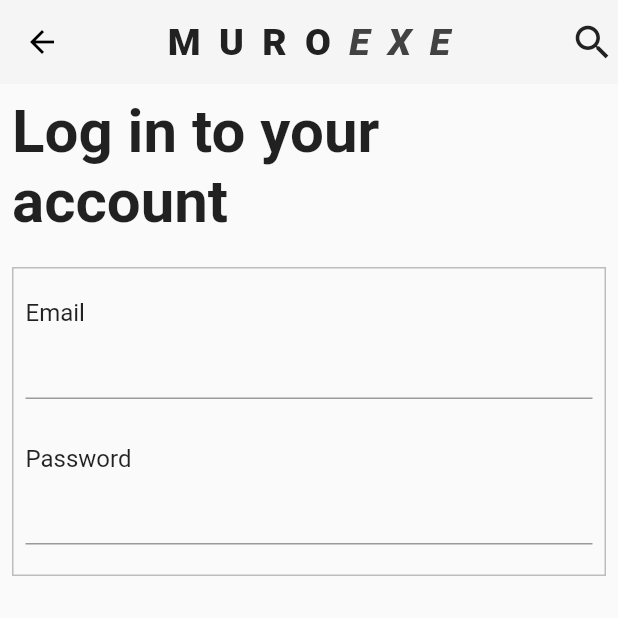
After one commit to edokichuks/Elva-mobiletraining_Chuks, a Flutter app: the SignInView screen opened directly, on a phone screen of 412 x 824 dp, the top half of it. The commit adds this screen. Run offline on Flutter 3.47's test engine with Material 2 defaults, Android fonts, the phone set to English and light mode, and no system bars; our stand-ins replace get_it, injectable, stacked; network calls fail.

Commit message:
sign in screen in progress

```diff
--- a/lib/main.dart
+++ b/lib/main.dart
@@ -3,6 +3,7 @@ import 'package:flutter/material.dart';
 import 'src/app/locator.dart';
 import 'src/ui/home_screen/home_screen_view.dart';
 import 'src/ui/home_screen/test_multiple_view.dart';
+import 'src/ui/sign_in_screen/sign_in_view.dart';
 import 'src/ui/splash_screen/splash_screen_view.dart';
 
 void main() async {
--- a/lib/src/services/api_services/api_servcies.dart
+++ b/lib/src/services/api_services/api_servcies.dart
@@ -46,7 +46,7 @@ class ApiServices {
 
     if (res.statusCode == 200) {
       List<Product> data = List<Product>.from(
-          json.decode(res.body).map((x) => Product.fromJson(x)));
+          json.decode(res.body).map((x) => Product.fromJson(x))).toList();
       //Product.fromJson(json.decode(res.body as List)).;
       return data;
     } else {
--- a/lib/src/ui/home_screen/home_screen_view.dart
+++ b/lib/src/ui/home_screen/home_screen_view.dart
@@ -11,7 +11,9 @@ class HomeScreenView extends StatelessWidget {
     return ViewModelBuilder<HomeScreenViewModel>.reactive(
         viewModelBuilder: () => HomeScreenViewModel(),
         disposeViewModel: false,
-        onModelReady: (model) => model.singleProduct(),
+        onModelReady: (model) => model.limitedProducts(),
+
+        ///This line does not mean
         initialiseSpecialViewModelsOnce: true,
         builder: (context, model, child) {
           return Scaffold(
@@ -148,7 +150,7 @@ class HomeScreenView extends StatelessWidget {
                                       mainAxisExtent: 400 //360,
                                       ),
                               itemBuilder: (_, index) =>
-                                  const Text('test trial') //FutureProduct(),
+                                  Text('test trial') //FutureProduct(),
                               ),
 
                   // if(model.hasError){
--- a/lib/src/ui/home_screen/home_screen_viewmodel.dart
+++ b/lib/src/ui/home_screen/home_screen_viewmodel.dart
@@ -15,6 +15,10 @@ class HomeScreenViewModel extends FutureViewModel {
   String networkErrorText = 'Check your network connections';
 
   Product? _product;
+  List<Product>? _limitedProductData;
+
+  List<Product>? get limitedProductData => _limitedProductData;
+
   Product? get product => _product;
 
   Future singleProduct() async {
@@ -22,9 +26,16 @@ class HomeScreenViewModel extends FutureViewModel {
     final Product result = await apiServices.singleProduct();
 
     _product = result;
-    var timeOut = await runBusyFuture(requestTimeOut());
+    // var timeOut = await runBusyFuture(requestTimeOut());
 
     //  setBusy(false);
+  }
+
+  Future<List<Product>> limitedProducts() async {
+    final List<Product> limited = await apiServices.limitedProduct();
+
+    _limitedProductData = limited;
+    return _limitedProductData as List<Product>;
   }
 
   Future requestTimeOut() async {
@@ -36,5 +47,6 @@ class HomeScreenViewModel extends FutureViewModel {
   @override
   Future futureToRun() {
     return singleProduct();
+    // return limitedProducts();
   }
 }
--- /dev/null
+++ b/lib/src/ui/sign_in_screen/sign_in_view.dart
@@ -0,0 +1,122 @@
+import 'package:flutter/cupertino.dart';
+import 'package:flutter/material.dart';
+import 'package:muroexe_store/src/ui/sign_in_screen/sign_in_viewmodel.dart';
+import 'package:stacked/stacked.dart';
+
+class SignInView extends StatelessWidget {
+  const SignInView({Key? key}) : super(key: key);
+
+  @override
+  Widget build(BuildContext context) {
+    return ViewModelBuilder<SignInViewModel>.reactive(
+      viewModelBuilder: () => SignInViewModel(),
+      builder: (context, model, child) => Scaffold(
+        backgroundColor: Colors.grey.shade50, //Muroexe.mainColor,
+
+        appBar: AppBar(
+          elevation: 0,
+          backgroundColor: Colors.grey.shade100,
+          actions: [
+            IconButton(
+              onPressed: () {},
+              icon: Icon(
+                Icons.search,
+                size: 30,
+                color: Colors.grey.shade900,
+              ),
+              visualDensity: VisualDensity.compact,
+            ),
+          ],
+          title: RichText(
+            overflow: TextOverflow.fade,
+            text: TextSpan(
+                text: 'M U R O ',
+                style: TextStyle(
+                    fontSize: 25,
+                    overflow: TextOverflow.fade,
+                    fontWeight: FontWeight.w900,
+                    color: Colors.grey.shade900,
+                    letterSpacing: 3.0),
+                children: [
+                  TextSpan(
+                    text: 'E X E',
+                    style: TextStyle(
+                        overflow: TextOverflow.fade,
+                        color: Colors.grey.shade800,
+                        fontStyle: FontStyle.italic,
+                        letterSpacing: 3),
+                  ),
+                ]),
+          ),
+          centerTitle: true,
+        ),
+        body: Padding(
+          padding: const EdgeInsets.all(8.0),
+          child: SingleChildScrollView(
+            child: Column(
+              children: [
+                Text(
+                  model.title,
+                  style: const TextStyle(
+                      fontSize: 40, fontWeight: FontWeight.bold),
+                ),
+                Container(
+                  decoration: BoxDecoration(
+                    border: Border.all(
+                      color: Colors.grey.shade400,
+                    ),
+                  ),
+                  margin: const EdgeInsets.symmetric(vertical: 20),
+                  padding:
+                      const EdgeInsets.symmetric(vertical: 20, horizontal: 8),
+                  child: Column(
+                    crossAxisAlignment: CrossAxisAlignment.start,
+                    children: [
+                      Text(
+                        'Email',
+                        style: TextStyle(fontSize: 16),
+                      ),
+                      Row(
+                        children: [
+                          Expanded(
+                              child: TextField(
+                            onTap: model.toggleFilled,
+                            decoration: InputDecoration(
+                              filled: model.isFilled,
+
+                              fillColor: Colors.grey.shade100,
+
+                              // focusedBorder: OutlineInputBorder(
+                              //
+                              //   borderSide: BorderSide(
+                              //       color: Colors.red,
+                              //       style: BorderStyle.values[0],
+                              //       width: 2),
+                              // ),
+                            ),
+                          )),
+                        ],
+                      ),
+                      const SizedBox(
+                        height: 30,
+                      ),
+                      Text(
+                        'Password',
+                        style: TextStyle(fontSize: 16),
+                      ),
+                      Row(
+                        children: [
+                          Expanded(child: TextField()),
+                        ],
+                      ),
+                    ],
+                  ),
+                ),
+              ],
+            ),
+          ),
+        ),
+      ),
+    );
+  }
+}
--- /dev/null
+++ b/lib/src/ui/sign_in_screen/sign_in_viewmodel.dart
@@ -0,0 +1,20 @@
+import 'package:stacked/stacked.dart';
+
+class SignInViewModel extends FutureViewModel {
+  String title = 'Log in to your account';
+  bool _isFilled = false;
+
+  bool get isFilled => _isFilled;
+
+  void toggleFilled() {
+    _isFilled = !_isFilled;
+
+    notifyListeners();
+  }
+
+  @override
+  Future futureToRun() {
+    // TODO: implement futureToRun
+    throw UnimplementedError();
+  }
+}
--- a/lib/src/ui/splash_screen/splash_screen_view.dart
+++ b/lib/src/ui/splash_screen/splash_screen_view.dart
@@ -18,7 +18,7 @@ class SplashScreenView extends StatelessWidget {
           child: RichText(
             overflow: TextOverflow.fade,
             text: TextSpan(
-                text: data.namePart1, //'M U R O ',
+                text: data.namePart1,
                 style: TextStyle(
                     fontSize: 25,
                     fontWeight: FontWeight.w900,
```
